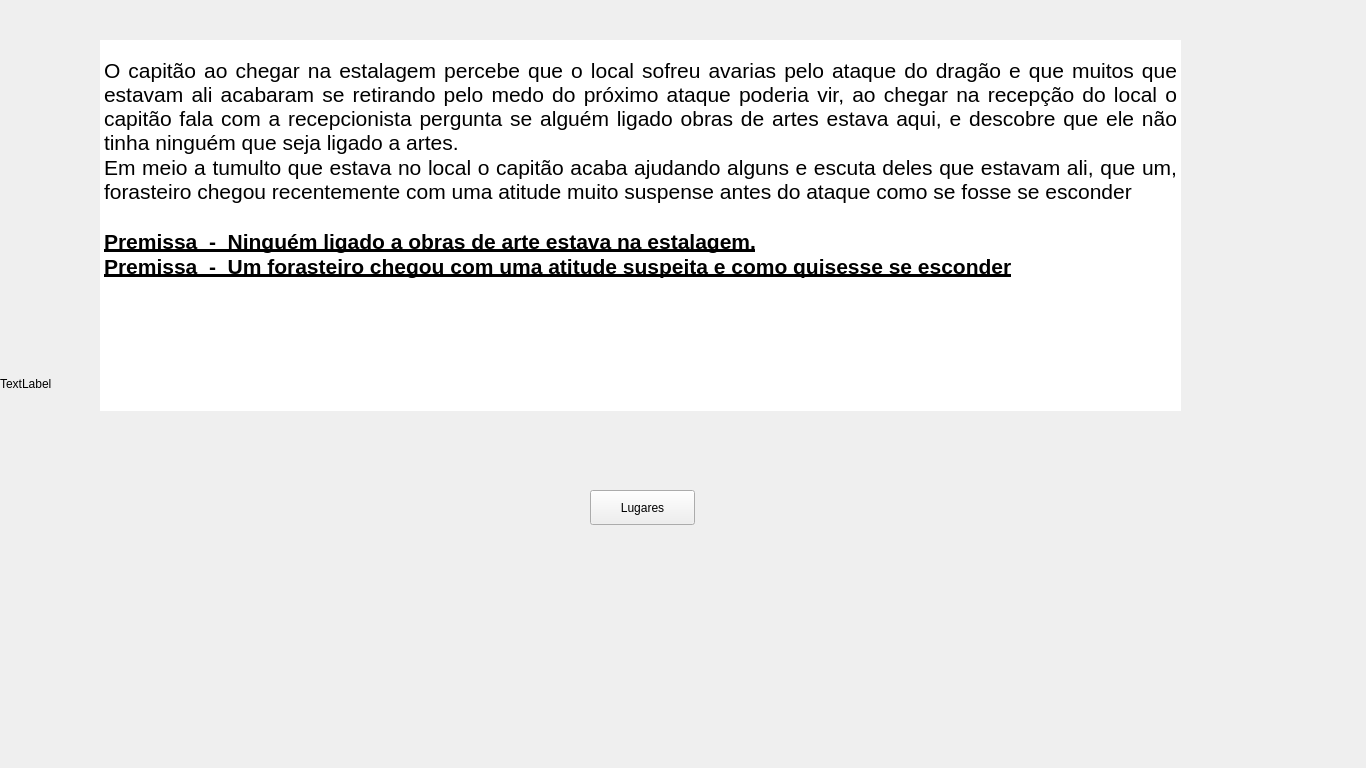
First picture: the form in ui/sixthwindow.ui, repository eriklemy/Detetive, before the edit.
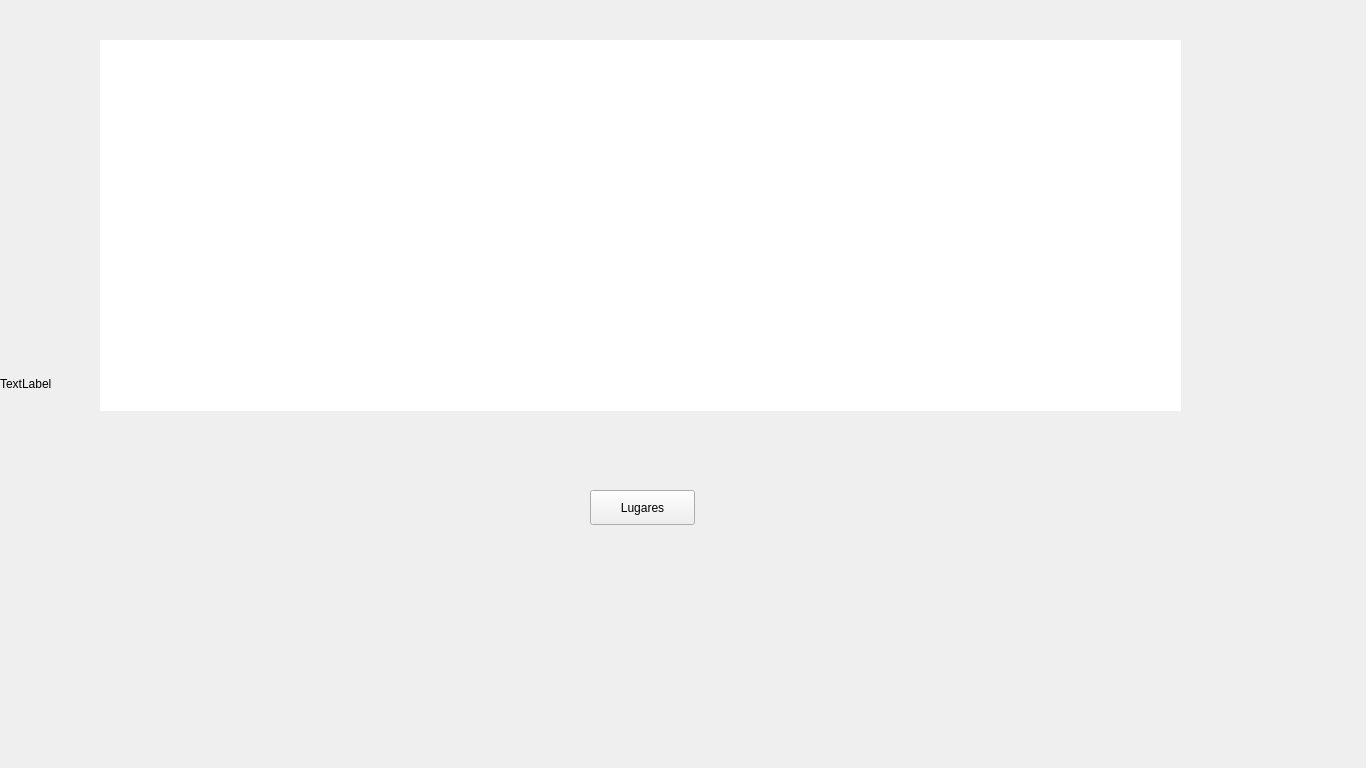
Second picture: the form after the edit.

What changed in the file:
```diff
--- a/ui/sixthwindow.ui
+++ b/ui/sixthwindow.ui
@@ -76,12 +76,12 @@
 p, li { white-space: pre-wrap; }
 &lt;/style&gt;&lt;/head&gt;&lt;body style=&quot; font-family:'Segoe UI'; font-size:9pt; font-weight:400; font-style:normal;&quot;&gt;
 &lt;p align=&quot;justify&quot; style=&quot;-qt-paragraph-type:empty; margin-top:0px; margin-bottom:0px; margin-left:0px; margin-right:0px; -qt-block-indent:0; text-indent:0px;&quot;&gt;&lt;br /&gt;&lt;/p&gt;
-&lt;p align=&quot;justify&quot; style=&quot; margin-top:0px; margin-bottom:0px; margin-left:0px; margin-right:0px; -qt-block-indent:0; text-indent:0px;&quot;&gt;&lt;span style=&quot; font-size:16pt;&quot;&gt;O capitão ao chegar na estalagem percebe que o local sofreu avarias pelo ataque do dragão e que muitos que estavam ali acabaram se retirando pelo medo do próximo ataque poderia vir, ao chegar na recepção do local o capitão fala com a recepcionista pergunta se alguém ligado obras de artes estava aqui, e descobre que ele não tinha ninguém que seja ligado a artes.&lt;/span&gt;&lt;/p&gt;
-&lt;p align=&quot;justify&quot; style=&quot; margin-top:0px; margin-bottom:0px; margin-left:0px; margin-right:0px; -qt-block-indent:0; text-indent:0px;&quot;&gt;&lt;span style=&quot; font-size:16pt;&quot;&gt;Em meio a tumulto que estava no local o capitão acaba ajudando alguns e escuta deles que estavam ali, que um, forasteiro chegou recentemente com uma atitude muito suspense antes do ataque como se fosse se esconder &lt;/span&gt;&lt;/p&gt;
-&lt;p align=&quot;justify&quot; style=&quot;-qt-paragraph-type:empty; margin-top:0px; margin-bottom:0px; margin-left:0px; margin-right:0px; -qt-block-indent:0; text-indent:0px; font-size:16pt;&quot;&gt;&lt;br /&gt;&lt;/p&gt;
-&lt;p align=&quot;justify&quot; style=&quot; margin-top:0px; margin-bottom:0px; margin-left:0px; margin-right:0px; -qt-block-indent:0; text-indent:0px;&quot;&gt;&lt;span style=&quot; font-size:16pt; font-weight:700; text-decoration: underline;&quot;&gt;Premissa  -  Ninguém ligado a obras de arte estava na estalagem.&lt;/span&gt;&lt;/p&gt;
-&lt;p align=&quot;justify&quot; style=&quot; margin-top:0px; margin-bottom:0px; margin-left:0px; margin-right:0px; -qt-block-indent:0; text-indent:0px;&quot;&gt;&lt;span style=&quot; font-size:16pt; font-weight:700; text-decoration: underline;&quot;&gt;Premissa  -  Um forasteiro chegou com uma atitude suspeita e como quisesse se esconder&lt;/span&gt;&lt;/p&gt;
-&lt;p style=&quot;-qt-paragraph-type:empty; margin-top:0px; margin-bottom:0px; margin-left:0px; margin-right:0px; -qt-block-indent:0; text-indent:0px;&quot;&gt;&lt;br /&gt;&lt;/p&gt;&lt;/body&gt;&lt;/html&gt;</string>
+&lt;p align=&quot;justify&quot; style=&quot; margin-top:0px; margin-bottom:0px; margin-left:0px; margin-right:0px; -qt-block-indent:0; text-indent:0px;&quot;&gt;&lt;span style=&quot; font-size:16pt; color:#ffffff;&quot;&gt;O capitão ao chegar na estalagem percebe que o local sofreu avarias pelo ataque do dragão e que muitos que estavam ali acabaram se retirando pelo medo do próximo ataque poderia vir, ao chegar na recepção do local o capitão fala com a recepcionista pergunta se alguém ligado obras de artes estava aqui, e descobre que ele não tinha ninguém que seja ligado a artes.&lt;/span&gt;&lt;/p&gt;
+&lt;p align=&quot;justify&quot; style=&quot; margin-top:0px; margin-bottom:0px; margin-left:0px; margin-right:0px; -qt-block-indent:0; text-indent:0px;&quot;&gt;&lt;span style=&quot; font-size:16pt; color:#ffffff;&quot;&gt;Em meio a tumulto que estava no local o capitão acaba ajudando alguns e escuta deles que estavam ali, que um, forasteiro chegou recentemente com uma atitude muito suspense antes do ataque como se fosse se esconder &lt;/span&gt;&lt;/p&gt;
+&lt;p align=&quot;justify&quot; style=&quot;-qt-paragraph-type:empty; margin-top:0px; margin-bottom:0px; margin-left:0px; margin-right:0px; -qt-block-indent:0; text-indent:0px; font-size:16pt; color:#ffffff;&quot;&gt;&lt;br /&gt;&lt;/p&gt;
+&lt;p align=&quot;justify&quot; style=&quot; margin-top:0px; margin-bottom:0px; margin-left:0px; margin-right:0px; -qt-block-indent:0; text-indent:0px;&quot;&gt;&lt;span style=&quot; font-size:16pt; font-weight:700; text-decoration: underline; color:#ffffff;&quot;&gt;Premissa  -  Ninguém ligado a obras de arte estava na estalagem.&lt;/span&gt;&lt;/p&gt;
+&lt;p align=&quot;justify&quot; style=&quot; margin-top:0px; margin-bottom:0px; margin-left:0px; margin-right:0px; -qt-block-indent:0; text-indent:0px;&quot;&gt;&lt;span style=&quot; font-size:16pt; font-weight:700; text-decoration: underline; color:#ffffff;&quot;&gt;Premissa  -  Um forasteiro chegou com uma atitude suspeita e como quisesse se esconder&lt;/span&gt;&lt;/p&gt;
+&lt;p style=&quot;-qt-paragraph-type:empty; margin-top:0px; margin-bottom:0px; margin-left:0px; margin-right:0px; -qt-block-indent:0; text-indent:0px; color:#ffffff;&quot;&gt;&lt;br /&gt;&lt;/p&gt;&lt;/body&gt;&lt;/html&gt;</string>
     </property>
    </widget>
   </widget>
```
